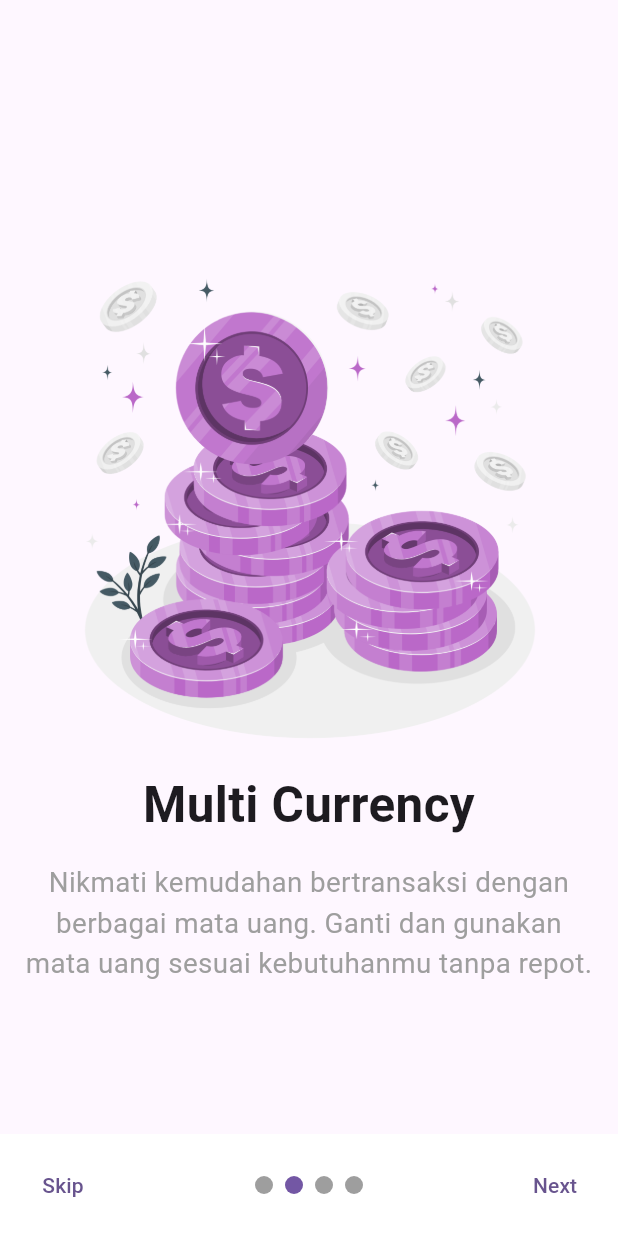
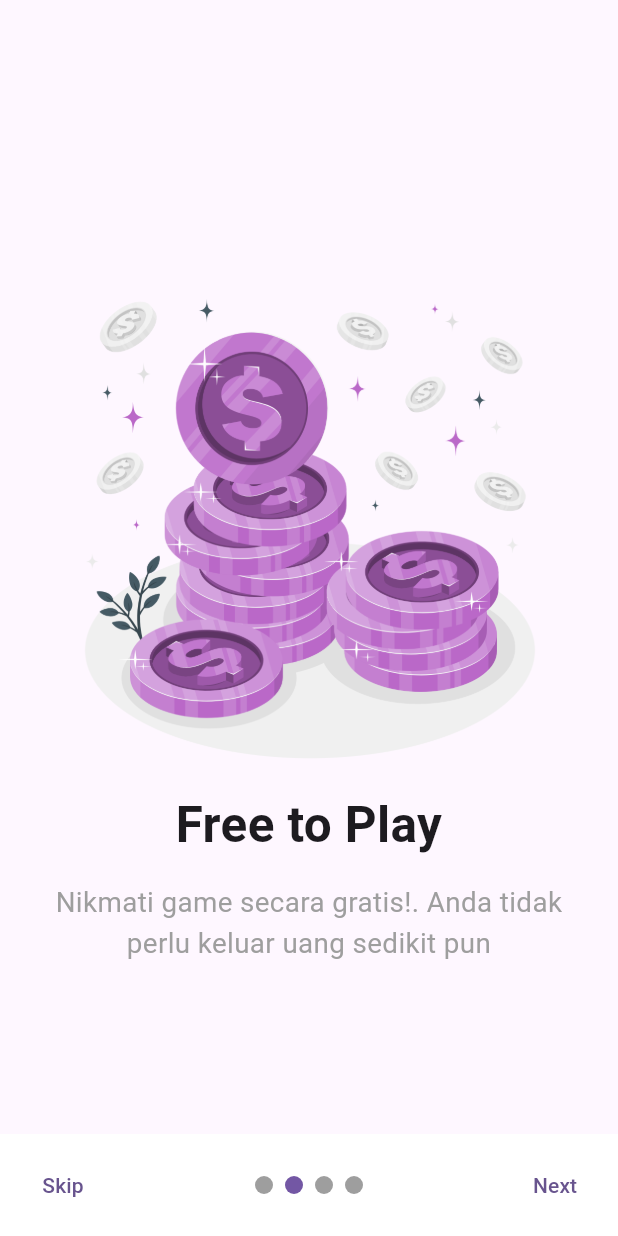
Before and after one commit to haikalmumtaz233/projek-prak-tpm, a Flutter app: the screen it shows after launch, swiped to page 2, on a phone screen of 412 x 824 dp. Run offline on Flutter 3.47's test engine with Material 3 defaults, Android fonts, the phone set to English and light mode, and no system bars; drawn by our look-alikes of smooth_page_indicator; our stand-ins replace carousel_slider, flutter_typeahead, google_fonts, hive, hive_flutter, shared_preferences; missing offline and left inert: encrypt; accounts and stored records are empty.

Commit message:
edit onboarding items

```diff
--- a/lib/components/onboarding/onboarding_items.dart
+++ b/lib/components/onboarding/onboarding_items.dart
@@ -8,9 +8,9 @@ class OnboardingItems {
             "Temukan game favoritmu dengan mudah dan cepat. Jelajahi berbagai kategori dan genre untuk menemukan permainan yang sesuai dengan seleramu",
         image: "assets/onboarding1.gif"),
     OnboardingInfo(
-        title: "Multi Currency",
+        title: "Free to Play",
         descriptions:
-            "Nikmati kemudahan bertransaksi dengan berbagai mata uang. Ganti dan gunakan mata uang sesuai kebutuhanmu tanpa repot.",
+            "Nikmati game secara gratis!. Anda tidak perlu keluar uang sedikit pun",
         image: "assets/onboarding2.png"),
     OnboardingInfo(
         title: "Safety Secure",
```
